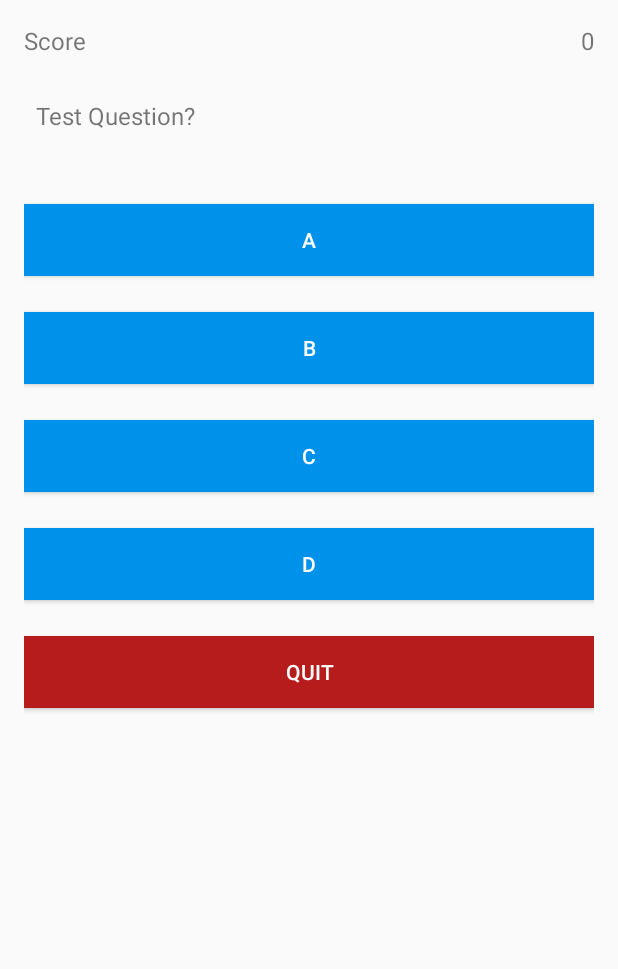
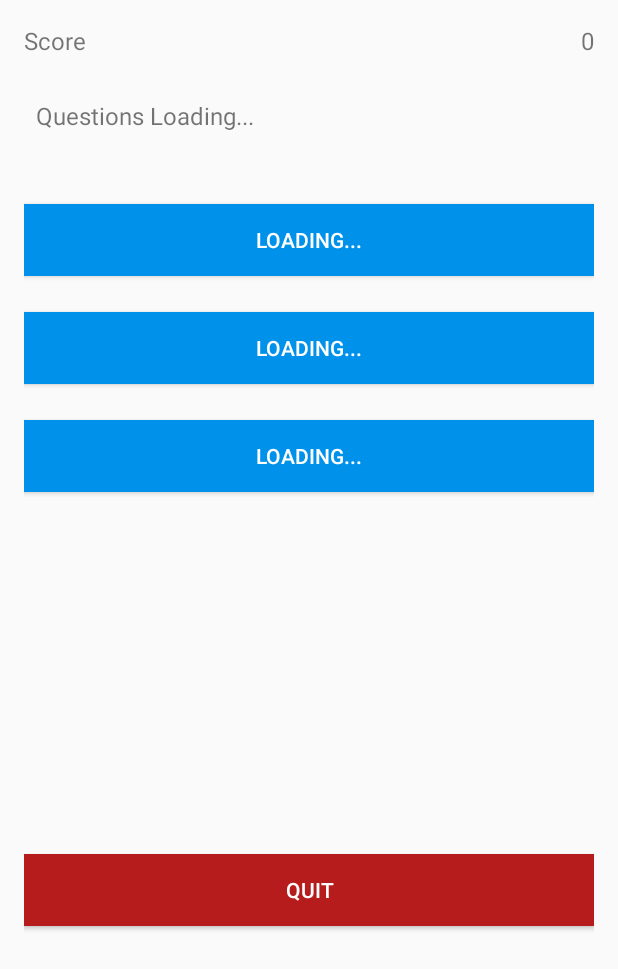
Before and after one commit to Oscar9447/PilotQuiz, an Android app: the layout activity_quiz.xml on its own in the app's theme, with its tools: preview values and no code run, on a phone screen of 412 x 824 dp. Shown: the top 969 px of the screen. Run offline under Robolectric (Android 15) with nearby library versions, the phone set to English and light mode, and no system bars.

```diff
--- a/app/src/main/AndroidManifest.xml
+++ b/app/src/main/AndroidManifest.xml
@@ -6,9 +6,9 @@
 
     <application
         android:allowBackup="true"
-        android:icon="@mipmap/ic_launcher"
+        android:icon="@mipmap/ic_launcher_plane"
         android:label="@string/app_name"
-        android:roundIcon="@mipmap/ic_launcher_round"
+        android:roundIcon="@mipmap/ic_launcher_plane"
         android:supportsRtl="true"
         android:theme="@style/AppTheme">
         <activity android:name=".SplashScreen">
@@ -26,6 +26,7 @@
             </intent-filter>
         </activity>
         <activity android:name=".HomeScreen"></activity>
+        <activity android:name=".Results"></activity>
     </application>
 
 </manifest>
--- a/app/src/main/res/layout/activity_quiz.xml
+++ b/app/src/main/res/layout/activity_quiz.xml
@@ -9,7 +9,8 @@
     android:paddingRight="16dp"
     android:paddingTop="16dp"
     android:orientation="vertical"
-    tools:context="com.example.oscar.pilotquiz.QuizActivity">
+    tools:context="com.example.oscar.pilotquiz.QuizActivity"
+    android:weightSum="1">
 
     <RelativeLayout
         android:layout_width="match_parent"
@@ -35,13 +36,13 @@
     </RelativeLayout>
 
     <TextView
+        android:id="@+id/question"
         android:layout_width="match_parent"
         android:layout_height="wrap_content"
-        android:text="Test Question?"
-        android:textSize="16sp"
+        android:layout_marginBottom="40dp"
         android:padding="8dp"
-        android:layout_marginBottom="40dp"
-        android:id="@+id/question"/>
+        android:text="Questions Loading..."
+        android:textSize="16sp" />
 
 
     <Button
@@ -50,42 +51,40 @@
         android:layout_height="wrap_content"
         android:layout_marginBottom="24dp"
         android:background="#0091EA"
-        android:text="A"
+        android:text="Loading..."
         android:textColor="#fff" />
 
     <Button
+        android:id="@+id/choice2"
         android:layout_width="match_parent"
         android:layout_height="wrap_content"
-        android:text="B"
+        android:layout_marginBottom="24dp"
         android:background="#0091EA"
-        android:textColor="#fff"
-        android:layout_marginBottom="24dp"
-        android:id="@+id/choice2"/>
+        android:text="Loading..."
+        android:textColor="#fff" />
 
     <Button
+        android:id="@+id/choice3"
         android:layout_width="match_parent"
         android:layout_height="wrap_content"
-        android:text="C"
+        android:layout_marginBottom="24dp"
         android:background="#0091EA"
-        android:textColor="#fff"
-        android:layout_marginBottom="24dp"
-        android:id="@+id/choice3"/>
+        android:text="Loading..."
+        android:textColor="#fff" />
+
+    <TextView
+        android:id="@+id/textView2"
+        android:layout_width="match_parent"
+        android:layout_height="30sp"
+        android:layout_weight="0.53" />
 
     <Button
+        android:id="@+id/quit"
         android:layout_width="match_parent"
         android:layout_height="wrap_content"
-        android:text="D"
-        android:background="#0091EA"
-        android:textColor="#fff"
         android:layout_marginBottom="24dp"
-        android:id="@+id/choice4"/>
-    <Button
-        android:layout_width="match_parent"
-        android:layout_height="wrap_content"
+        android:background="#B71C1C"
         android:text="quit"
-        android:background="#B71C1C"
-        android:textColor="#fff"
-        android:layout_marginBottom="24dp"
-        android:id="@+id/quit"/>
+        android:textColor="#fff" />
 
 </LinearLayout>
--- a/app/src/main/res/values/colors.xml
+++ b/app/src/main/res/values/colors.xml
@@ -1,6 +1,6 @@
 <?xml version="1.0" encoding="utf-8"?>
 <resources>
-    <color name="colorPrimary">#3F51B5</color>
+    <color name="colorPrimary">#3f51b5</color>
     <color name="colorPrimaryDark">#303F9F</color>
     <color name="colorAccent">#FF4081</color>
 
```
Also changed, not shown: app/src/main/java/com/example/oscar/pilotquiz/QuizActivity.java (+31 -33 lines).
